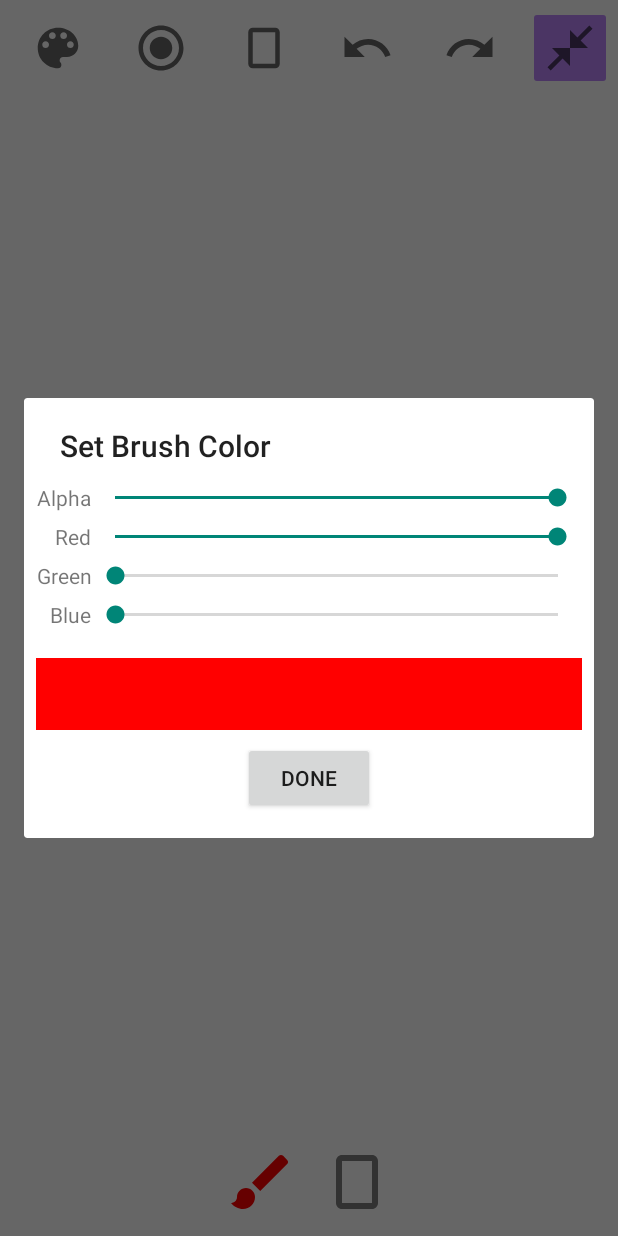
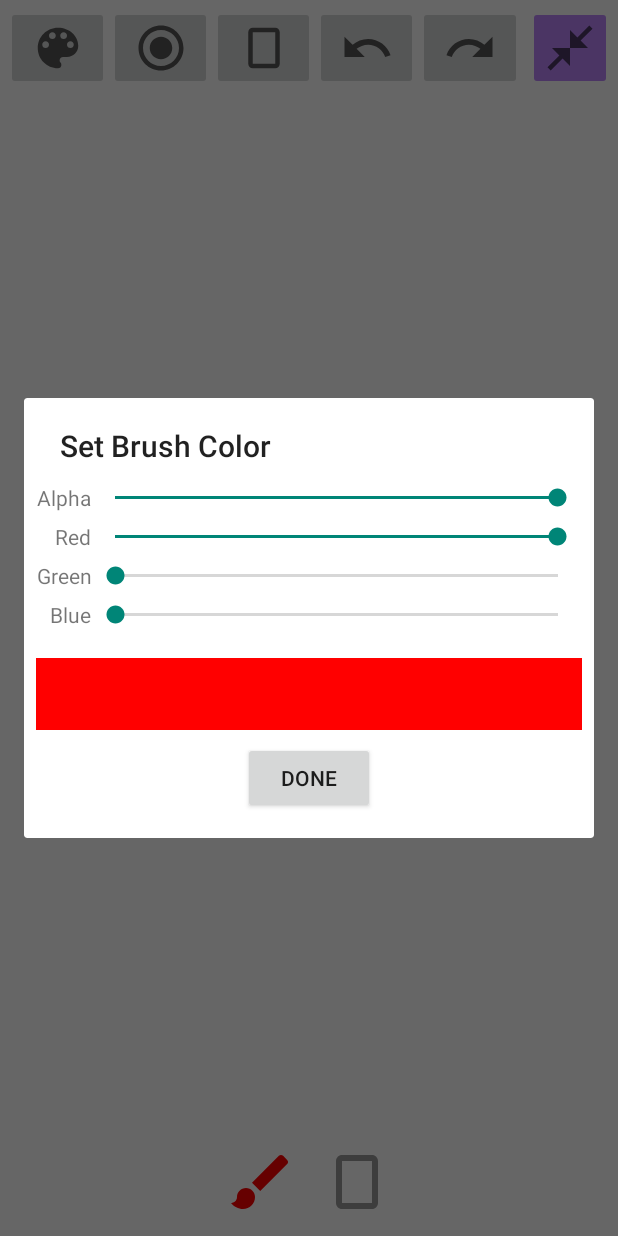
Before and after one commit to saumyakr1232/SimpleWhiteboard, an Android app: the screen it shows after launch (MainActivity), after a tap on "Brush", on a phone screen of 412 x 824 dp. Run offline under Robolectric (Android 15) with nearby library versions, the phone set to English and light mode, and no system bars; our stand-ins replace Firebase (no records; nobody signed in at launch, a user with empty details on screens opened directly); 1 statement that could not run was skipped; 3 other taps on this screen came first.

Commit message:
final commit
- refactored

```diff
--- a/app/src/main/java/com/goodapps/simplewhiteboard/MainActivity.java
+++ b/app/src/main/java/com/goodapps/simplewhiteboard/MainActivity.java
@@ -112,20 +112,12 @@ public class MainActivity extends AppCompatActivity implements FirebaseUtils.Com
 
         btnRedo.setOnClickListener(v -> canvasView.redo());
 
-        btnSave.setOnClickListener(new View.OnClickListener() {
-            @Override
-            public void onClick(View v) {
+        btnSave.setOnClickListener(v -> {
             btnSave.setEnabled(false);
             firebaseUtils.savePicture(canvasView.getBitmap());
-            }
         });
 
-        btnOpenSaved.setOnClickListener(new View.OnClickListener() {
-            @Override
-            public void onClick(View v) {
-                startActivity(new Intent(MainActivity.this, GalleryActivity.class));
-            }
-        });
+        btnOpenSaved.setOnClickListener(v -> startActivity(new Intent(MainActivity.this, GalleryActivity.class)));
 
 
     }
@@ -150,6 +142,7 @@ public class MainActivity extends AppCompatActivity implements FirebaseUtils.Com
 
     private void initViews() {
         eraser = findViewById(R.id.eraser);
+        eraser.getBackground().setTint(Color.GRAY);
         pen = findViewById(R.id.pen1);
         pen.getBackground().setTint(canvasView.getBrushColor());
         btnBrushColor = findViewById(R.id.btnBrushColor);
@@ -321,9 +314,7 @@ public class MainActivity extends AppCompatActivity implements FirebaseUtils.Com
 
         Button btnDone = view.findViewById(R.id.colorChangeDialogBtnDone);
 
-        btnDone.setOnClickListener(new View.OnClickListener() {
-            @Override
-            public void onClick(View v) {
+        btnDone.setOnClickListener(v -> {
             canvasView.setBrushColor(Color.argb(alphaSeekbar.getProgress(), redSeekbar.getProgress(), greenSeekbar.getProgress(), blueSeekbar.getProgress()));
             if (!isEraserSelected) {
                 canvasView.activatePen();
@@ -333,7 +324,6 @@ public class MainActivity extends AppCompatActivity implements FirebaseUtils.Com
             }
 
             currentDialog.dismiss();
-            }
         });
 
         currentAlertDialog.setView(view);
--- a/app/src/main/java/com/goodapps/simplewhiteboard/Models/FingerPath.java
+++ b/app/src/main/java/com/goodapps/simplewhiteboard/Models/FingerPath.java
@@ -2,7 +2,6 @@ package com.goodapps.simplewhiteboard.Models;
 
 import android.graphics.Path;
 
-;
 
 public class FingerPath {
     public int color;
--- a/app/src/main/res/layout/activity_main.xml
+++ b/app/src/main/res/layout/activity_main.xml
@@ -69,7 +69,6 @@
             android:layout_width="0dp"
             android:layout_height="match_parent"
             android:layout_weight="1"
-            android:backgroundTint="@color/white"
             android:contentDescription="@string/brush"
             android:src="@drawable/ic_baseline_color_lens_36" />
 
@@ -78,7 +77,6 @@
             android:layout_width="0dp"
             android:layout_height="match_parent"
             android:layout_weight="1"
-            android:backgroundTint="@color/white"
             android:contentDescription="@string/eraser"
             android:src="@drawable/ic_baseline_radio_button_checked_36" />
 
@@ -87,7 +85,6 @@
             android:layout_width="0dp"
             android:layout_height="match_parent"
             android:layout_weight="1"
-            android:backgroundTint="@color/white"
             android:contentDescription="@string/brush_width"
             android:src="@drawable/ic_baseline_erase_portrait_36" />
 
@@ -96,7 +93,6 @@
             android:layout_width="0dp"
             android:layout_height="match_parent"
             android:layout_weight="1"
-            android:backgroundTint="@color/white"
             android:contentDescription="@string/undo"
             android:src="@drawable/ic_baseline_undo_36" />
 
@@ -106,7 +102,6 @@
             android:layout_width="0dp"
             android:layout_height="match_parent"
             android:layout_weight="1"
-            android:backgroundTint="@color/white"
             android:contentDescription="@string/redo"
             android:src="@drawable/ic_baseline_redo_36" />
 
@@ -131,7 +126,7 @@
             android:layout_marginEnd="8dp"
             android:background="@drawable/radio_button_background"
             android:backgroundTint="@color/black"
-            android:button="@color/purple_500"
+            android:button="@color/transparent"
             android:checked="true" />
 
 
--- a/app/src/main/res/layout/brush_width_dialog.xml
+++ b/app/src/main/res/layout/brush_width_dialog.xml
@@ -1,7 +1,5 @@
 <?xml version="1.0" encoding="utf-8"?>
 <LinearLayout xmlns:android="http://schemas.android.com/apk/res/android"
-    xmlns:app="http://schemas.android.com/apk/res-auto"
-    xmlns:tools="http://schemas.android.com/tools"
     android:layout_width="match_parent"
     android:layout_height="wrap_content"
     android:orientation="vertical"
@@ -12,7 +10,7 @@
         android:layout_width="match_parent"
         android:layout_height="48dp"
 
-        />
+        android:contentDescription="@string/brush_width_visual_display" />
 
     <SeekBar
         android:id="@+id/widthDialogSeekbar"
@@ -27,5 +25,5 @@
         android:layout_width="match_parent"
         android:layout_height="wrap_content"
         android:layout_marginTop="8dp"
-        android:text="Done" />
+        android:text="@string/done" />
 </LinearLayout>
--- a/app/src/main/res/layout/gallery_view_image_item.xml
+++ b/app/src/main/res/layout/gallery_view_image_item.xml
@@ -9,6 +9,7 @@
         android:layout_width="match_parent"
         android:layout_height="match_parent"
         android:background="@color/black"
+        android:contentDescription="@string/image"
         android:scaleType="centerCrop" />
 
 </LinearLayout>
--- a/app/src/main/res/values/strings.xml
+++ b/app/src/main/res/values/strings.xml
@@ -14,4 +14,6 @@
     <string name="clear">Clear</string>
     <string name="button_save">Button Save</string>
     <string name="image">Image</string>
+    <string name="brush_width_visual_display">brush width visual display</string>
+
 </resources>
```
Also changed, not shown: app/src/main/java/com/goodapps/simplewhiteboard/Adapters/GalleryRecViewAdapter.java (+7 -10 lines), app/src/main/java/com/goodapps/simplewhiteboard/ExpandedImageView.java (+4 -15 lines), app/src/main/java/com/goodapps/simplewhiteboard/GalleryActivity.java (+4 -10 lines), app/src/main/java/com/goodapps/simplewhiteboard/Models/DrawingImage.java (+3 -5 lines), app/src/main/java/com/goodapps/simplewhiteboard/Utils/Helper.java (+2 -22 lines). Lines whose indentation alone changed are shown as unchanged.
